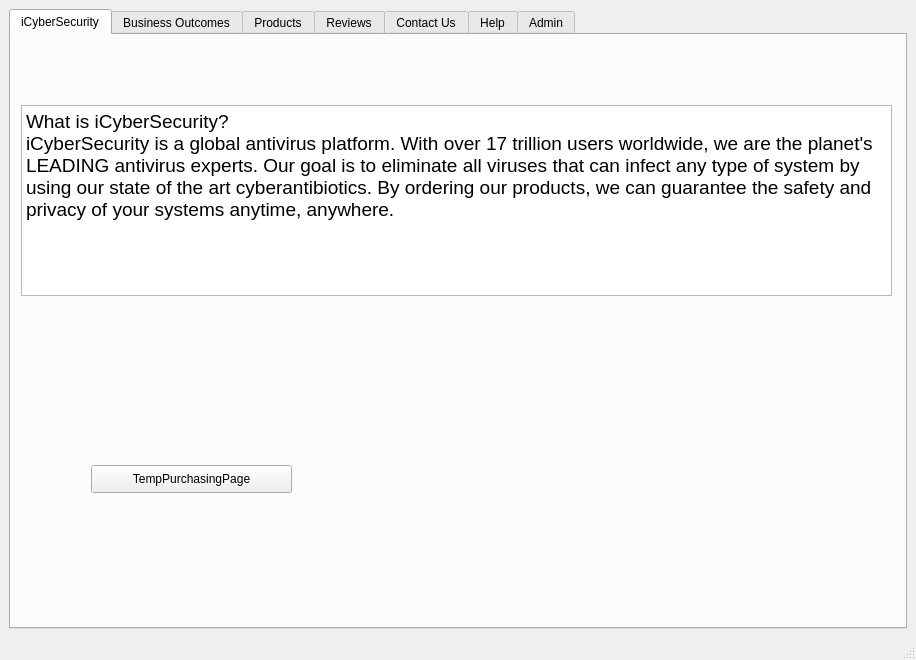
First picture: the form in iCyberSecurity-master/iCyberSecurity-master/iCyberSecurity/mainwindow.ui, repository shatfield4/iCyberSecurity, before the edit.
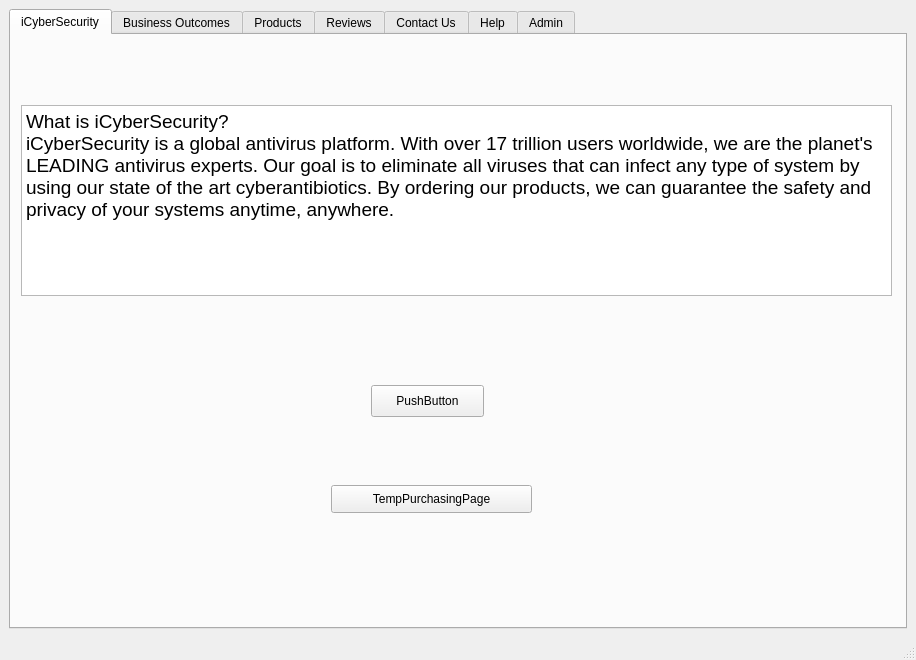
Second picture: the form after the edit.

Diff of the .ui file:
```diff
--- a/iCyberSecurity-master/iCyberSecurity-master/iCyberSecurity/mainwindow.ui
+++ b/iCyberSecurity-master/iCyberSecurity-master/iCyberSecurity/mainwindow.ui
@@ -44,8 +44,8 @@
        <widget class="QPushButton" name="pushButton">
         <property name="geometry">
          <rect>
-          <x>80</x>
-          <y>430</y>
+          <x>320</x>
+          <y>450</y>
           <width>201</width>
           <height>28</height>
          </rect>
@@ -54,6 +54,19 @@
          <string>TempPurchasingPage</string>
         </property>
        </widget>
+       <widget class="QPushButton" name="pushButton_2">
+        <property name="geometry">
+         <rect>
+          <x>360</x>
+          <y>350</y>
+          <width>113</width>
+          <height>32</height>
+         </rect>
+        </property>
+        <property name="text">
+         <string>PushButton</string>
+        </property>
+       </widget>
       </widget>
       <widget class="QWidget" name="tabBusinessOutcomes">
        <attribute name="title">
```
Left out of the diff: 18 changed lines with no effect on the pictures.
